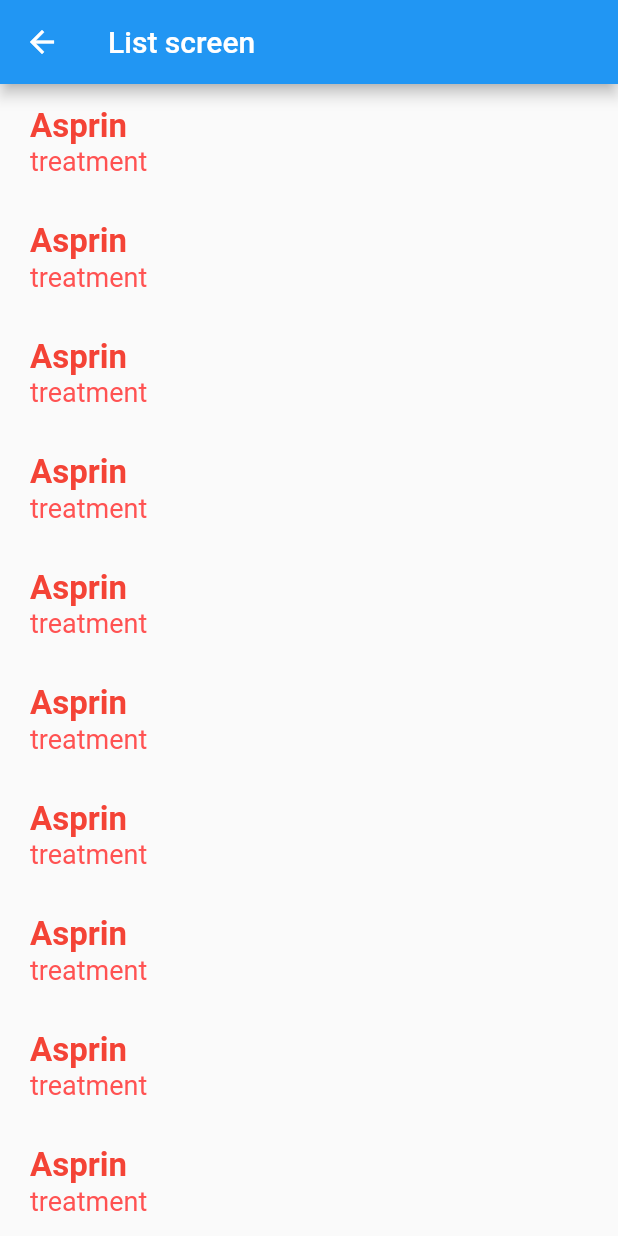
After one commit to jona42-ui/campushealth, a Flutter app: the screen it shows after launch, after a tap on "List Widget", on a phone screen of 412 x 824 dp. The commit adds this screen. Run offline on Flutter 3.47's test engine with Material 2 defaults, Android fonts, the phone set to English and light mode, and no system bars; our stand-ins replace flutter_form_builder, fluttertoast.

Commit message:
layouts and form package practiced

```diff
--- a/myflutter/lib/main.dart
+++ b/myflutter/lib/main.dart
@@ -1,4 +1,16 @@
 import 'package:flutter/material.dart';
+
+import 'package:myflutter/screens/screen_column.dart';
+import 'package:myflutter/screens/screen_container.dart';
+import 'package:myflutter/screens/screen_form.dart';
+import 'package:myflutter/screens/screen_formDecoration.dart';
+import 'package:myflutter/screens/screen_formTextField.dart';
+import 'package:myflutter/screens/screen_images.dart';
+import 'package:myflutter/screens/screen_list.dart';
+import 'package:myflutter/screens/screen_padding.dart';
+import 'package:myflutter/screens/screen_row.dart';
+import 'package:myflutter/screens/screen_toast.dart';
+import 'package:myflutter/screens/text_screen.dart';
 
 void main() {
   runApp(const MyApp());
@@ -48,19 +60,148 @@ class MyHomePage extends StatefulWidget {
 }
 
 class _MyHomePageState extends State<MyHomePage> {
+  get dateController => null;
 
   @override
   Widget build(BuildContext context) {
-
     return Scaffold(
-
       appBar: AppBar(
         title: Text("Campus Home Screen"),
       ),
+      body: ListView(
+        children: [
+          ListTile(
+            onTap: () => {
+              Navigator.push(context,
+                  MaterialPageRoute(builder: (context) => TextScreen()))
+            },
+            leading: Icon(Icons.person),
+            subtitle: Text("Student"),
+            title: Text("Account"),
+          ),
+          ListTile(
+            onTap: () => {
+              Navigator.push(context,
+                  MaterialPageRoute(builder: (context) => ScreenPadding()))
+            },
+            leading: Icon(Icons.person),
+            subtitle: Text("Student"),
+            title: Text("Padding Widget"),
+          ),
+          ListTile(
+            onTap: () => {
+              Navigator.push(context,
+                  MaterialPageRoute(builder: (context) => ScreenContainer()))
+            },
+            leading: Icon(Icons.confirmation_number_sharp),
+            subtitle: Text("Student"),
+            title: Text("Container Widget"),
+          ),
+          ListTile(
+            onTap: () => {
+              Navigator.push(
+                  context, MaterialPageRoute(builder: (context) => ScreenRow()))
+            },
+            leading: Icon(Icons.medication),
+            subtitle: Text("Drugs"),
+            title: Text("Row Widget"),
+          ),
+          ListTile(
+            onTap: () => {
+              Navigator.push(context,
+                  MaterialPageRoute(builder: (context) => ScreenColumn()))
+            },
+            leading: Icon(Icons.medication),
+            subtitle: Text("Patients"),
+            title: Text("Column Widget"),
+          ),
+          ListTile(
+            onTap: () => {
+              Navigator.push(context,
+                  MaterialPageRoute(builder: (context) => ScreenList()))
+            },
+            leading: Icon(Icons.medication),
+            subtitle: Text("Patients"),
+            title: Text("List Widget"),
+          ),
+          ListTile(
+            onTap: () => {
+              Navigator.push(context,
+                  MaterialPageRoute(builder: (context) => ScreenImages()))
+            },
+            leading: Icon(Icons.imagesearch_roller),
+            subtitle: Text("Patients"),
+            title: Text("IMages Widget"),
+          ),
+          ListTile(
+            onTap: () => {
+              Navigator.push(context,
+                  MaterialPageRoute(builder: (context) => ScreenForm()))
+            },
+            leading: Icon(Icons.imagesearch_roller),
+            subtitle: Text("Patient Registration"),
+            title: Text("Form Package"),
+          ),
+          ListTile(
+            title: Text("Toast"),
+            leading: Icon(Icons.touch_app),
+            trailing: Icon(Icons.chevron_right),
+            subtitle: Text("How to make pop ups"),
+            onTap: () {
+              Navigator.push(
+                context,
+                MaterialPageRoute(
+                  builder: (context) => ToastScreen(),
+                ),
+              );
+            },
+          ),
+          ListTile(
+            title: Text("Form Text Fild"),
+            leading: Icon(Icons.text_fields),
+            trailing: Icon(Icons.chevron_right),
+            subtitle: Text("Text input"),
+            onTap: () {
+              Navigator.push(
+                context,
+                MaterialPageRoute(
+                  builder: (context) => FormTextField(),
+                ),
+              );
+            },
+          ),
+          ListTile(
+            title: Text("Form decoration"),
+            leading: Icon(Icons.dark_mode_sharp),
+            trailing: Icon(Icons.chevron_right),
+            subtitle: Text("Decorating the input fields"),
+            onTap: () {
+              Navigator.push(
+                context,
+                MaterialPageRoute(
+                  builder: (context) => FormDecoration(),
+                ),
+              );
+            },
+          ),
+          ListTile(
+            title: Text("Date picker in action"),
+            leading: Icon(Icons.date_range),
+            trailing: Icon(Icons.chevron_right),
+            subtitle: Text("Date picker"),
+            onTap: () {
+              Navigator.push(
+                context,
+                MaterialPageRoute(
+                  builder: (context) => FormDatePicker(),
+                ),
+              );
+            },
+          ),
 
-      body: Text("This is my Campus Health"),
+        ],
+      ),
 
-        );
-
+    );
   }
 }
--- /dev/null
+++ b/myflutter/lib/screens/screen_list.dart
@@ -0,0 +1,72 @@
+import 'dart:ui';
+
+import 'package:flutter/src/widgets/container.dart';
+import 'package:flutter/src/widgets/framework.dart';
+import 'package:flutter/widgets.dart';
+
+import 'package:flutter/material.dart';
+
+class ScreenList extends StatelessWidget {
+  ScreenList({super.key});
+
+  @override
+  Widget build(BuildContext context) {
+    return Scaffold(
+        appBar: AppBar(title: Text("List screen")),
+        body: ListView(
+          children: [
+            single_list_item("Asprin", "treatment"),
+            single_list_item("Asprin", "treatment"),
+            single_list_item("Asprin", "treatment"),
+            single_list_item("Asprin", "treatment"),
+            single_list_item("Asprin", "treatment"),
+            single_list_item("Asprin", "treatment"),
+            single_list_item("Asprin", "treatment"),
+            single_list_item("Asprin", "treatment"),
+            single_list_item("Asprin", "treatment"),
+            single_list_item("Asprin", "treatment"),
+            single_list_item("Asprin", "treatment"),
+            single_list_item("Asprin", "treatment"),
+            single_list_item("Asprin", "treatment"),
+            single_list_item("Asprin", "treatment"),
+            single_list_item("Asprin", "treatment"),
+            single_list_item("Asprin", "treatment"),
+            single_list_item("Asprin", "treatment"),
+            single_list_item("Asprin", "treatment"),
+            single_list_item("Asprin", "treatment"),
+            single_list_item("Asprin", "treatment"),
+            single_list_item("Asprin", "treatment"),
+            single_list_item("Asprin", "treatment"),
+            single_list_item("Asprin", "treatment"),
+            single_list_item("Asprin", "treatment"),
+            single_list_item("Asprin", "treatment")
+          ],
+        ));
+  }
+}
+
+Widget single_list_item(String title, String desc) {
+  return Container(
+    padding: EdgeInsets.only(left: 20, right: 20, top: 15, bottom: 15),
+    child: Column(crossAxisAlignment: CrossAxisAlignment.start, children: [
+      Text(
+        "${title}",
+        textAlign: TextAlign.start,
+        style: TextStyle(
+          fontWeight: FontWeight.bold,
+          color: Colors.red,
+          fontSize: 22,
+        ),
+      ),
+      Text(
+        "${desc}",
+        textAlign: TextAlign.start,
+        style: TextStyle(
+          fontWeight: FontWeight.normal,
+          color: Colors.redAccent,
+          fontSize: 18,
+        ),
+      )
+    ]),
+  );
+}
```
Also changed, not shown: myflutter/lib/screens/screen_column.dart (added, +47 -0 lines), myflutter/lib/screens/screen_container.dart (added, +44 -0 lines), myflutter/lib/screens/screen_form.dart (added, +68 -0 lines), myflutter/lib/screens/screen_formDecoration.dart (added, +71 -0 lines), myflutter/lib/screens/screen_formTextField.dart (added, +76 -0 lines), myflutter/lib/screens/screen_images.dart (added, +28 -0 lines), myflutter/lib/screens/screen_padding.dart (added, +22 -0 lines), myflutter/lib/screens/screen_row.dart (added, +47 -0 lines), myflutter/lib/screens/screen_toast.dart (added, +49 -0 lines), myflutter/lib/screens/text_screen.dart (added, +26 -0 lines), myflutter/pubspec.yaml (+9 -1 lines), myflutter/assets/images/1.png (added), myflutter/assets/images/2.png (added), myflutter/assets/images/3.png (added), 5 more files.
